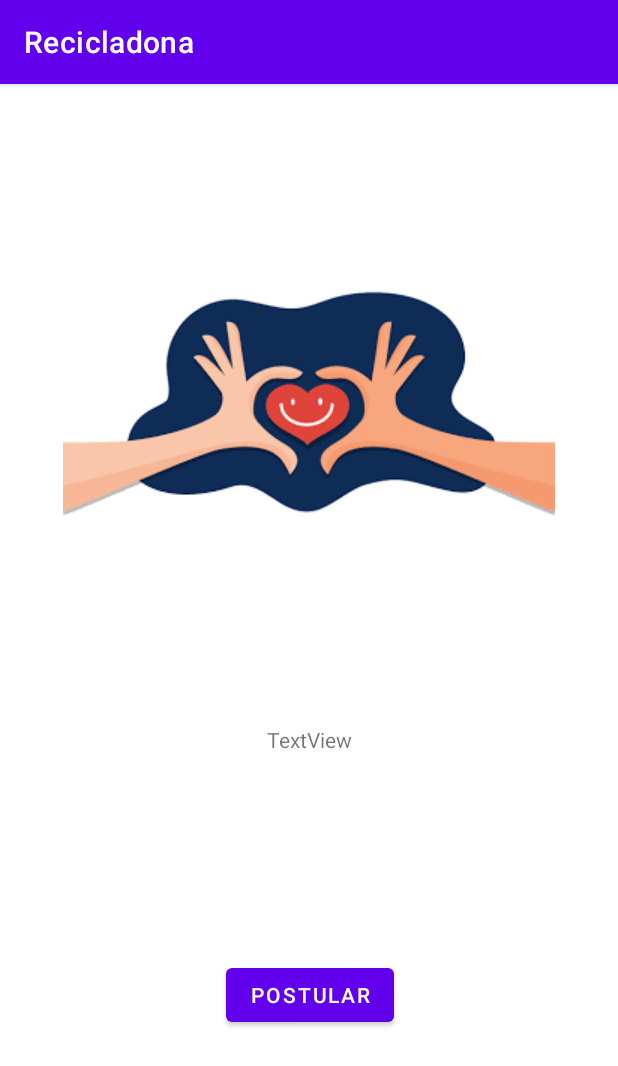
After one commit to ctm002/recicladona, an Android app: the PostularActivity screen opened directly, with no data from a screen before it, on a phone screen of 412 x 824 dp. The commit adds this screen. Shown: the top 1066 px of the screen. Run offline under Robolectric (Android 15) with nearby library versions, the phone set to English and light mode, and no system bars; 1 statement that could not run was skipped.

Commit message:
Pantalla Postular

```diff
--- a/app/src/main/java/cl/vikost/negocio/DonarActivity.java
+++ b/app/src/main/java/cl/vikost/negocio/DonarActivity.java
@@ -12,7 +12,8 @@ import android.widget.EditText;
 import androidx.annotation.NonNull;
 import androidx.appcompat.app.AppCompatActivity;
 
-import data.MyBaseDatos;
+import cl.vikost.data.MyBaseDatos;
+import cl.vikost.modelo.VariablesGlobales;
 
 public class DonarActivity extends AppCompatActivity {
 
@@ -50,7 +51,7 @@ public class DonarActivity extends AppCompatActivity {
             public void onClick(View v) {
                 // Insert con ContentValues
                 ContentValues cv = new ContentValues();
-                cv.put("_usuario", "vtapia");
+                cv.put("_usuario", VariablesGlobales.getInstance().usuario);
                 cv.put("_producto", _txtProducto.getText().toString());
                 if (_database != null) {
                     Long id =  _database.insert("donativos", null, cv);
--- a/app/src/main/java/cl/vikost/negocio/LoginActivity.java
+++ b/app/src/main/java/cl/vikost/negocio/LoginActivity.java
@@ -11,7 +11,8 @@ import android.widget.EditText;
 
 import androidx.appcompat.app.AppCompatActivity;
 
-import data.MyBaseDatos;
+import cl.vikost.data.MyBaseDatos;
+import cl.vikost.modelo.VariablesGlobales;
 
 public class LoginActivity extends AppCompatActivity {
 
@@ -53,11 +54,13 @@ public class LoginActivity extends AppCompatActivity {
 
                     _cursor.moveToFirst();
                     if (!_cursor.isAfterLast()) {
+                        VariablesGlobales.getInstance().usuario = userName;
                         _cursor.close();
                         _txtRespuesta.setText("");
                         Intent intent = new Intent(v.getContext(), MainActivity.class);
                         startActivityForResult(intent, 0);
                     } else {
+                        VariablesGlobales.getInstance().usuario = "";
                         _cursor.close();
                         _txtRespuesta.setText("Error al entrar en la app");
                     }
--- /dev/null
+++ b/app/src/main/java/cl/vikost/negocio/PostularActivity.java
@@ -0,0 +1,29 @@
+package cl.vikost.negocio;
+
+import android.content.Intent;
+import android.os.Bundle;
+import android.widget.TextView;
+
+import androidx.appcompat.app.AppCompatActivity;
+
+import cl.vikost.modelo.Donativo;
+
+public class PostularActivity extends AppCompatActivity {
+
+    Donativo _donativo;
+    TextView _txtTituloProducto;
+
+    @Override
+    protected void onCreate(Bundle savedInstanceState) {
+        super.onCreate(savedInstanceState);
+        setContentView(R.layout.activity_postular);
+
+
+        Intent i = getIntent();
+        _donativo = (Donativo) i.getSerializableExtra("donativo");
+
+        _txtTituloProducto = findViewById(R.id.txt_titulo_postular);
+        _txtTituloProducto.setText(_donativo.getTitulo());
+    }
+
+}
--- a/app/src/main/java/cl/vikost/negocio/RegistrarActivity.java
+++ b/app/src/main/java/cl/vikost/negocio/RegistrarActivity.java
@@ -12,7 +12,7 @@ import android.widget.EditText;
 import androidx.annotation.NonNull;
 import androidx.appcompat.app.AppCompatActivity;
 
-import data.MyBaseDatos;
+import cl.vikost.data.MyBaseDatos;
 
 public class RegistrarActivity extends AppCompatActivity {
 
--- /dev/null
+++ b/app/src/main/res/layout/activity_postular.xml
@@ -0,0 +1,44 @@
+<?xml version="1.0" encoding="utf-8"?>
+<androidx.constraintlayout.widget.ConstraintLayout xmlns:android="http://schemas.android.com/apk/res/android"
+    xmlns:app="http://schemas.android.com/apk/res-auto"
+    xmlns:tools="http://schemas.android.com/tools"
+    android:layout_width="match_parent"
+    android:layout_height="match_parent"
+    tools:context=".PostularActivity">
+
+    <ImageView
+        android:id="@+id/img_postular"
+        android:layout_width="wrap_content"
+        android:layout_height="wrap_content"
+        android:layout_marginStart="8dp"
+        android:layout_marginEnd="8dp"
+        app:layout_constraintBottom_toTopOf="@+id/txt_titulo_postular"
+        app:layout_constraintEnd_toEndOf="parent"
+        app:layout_constraintStart_toStartOf="parent"
+        app:layout_constraintTop_toTopOf="parent"
+        app:srcCompat="@drawable/ic_donar" />
+
+    <TextView
+        android:id="@+id/txt_titulo_postular"
+        android:layout_width="wrap_content"
+        android:layout_height="wrap_content"
+        android:layout_marginStart="8dp"
+        android:layout_marginEnd="8dp"
+        android:text="TextView"
+        app:layout_constraintBottom_toTopOf="@+id/btn_postular"
+        app:layout_constraintEnd_toEndOf="@+id/img_postular"
+        app:layout_constraintStart_toStartOf="@+id/img_postular"
+        app:layout_constraintTop_toBottomOf="@+id/img_postular" />
+
+    <Button
+        android:id="@+id/btn_postular"
+        android:layout_width="wrap_content"
+        android:layout_height="wrap_content"
+        android:layout_marginStart="8dp"
+        android:layout_marginEnd="8dp"
+        android:text="POSTULAR"
+        app:layout_constraintBottom_toBottomOf="parent"
+        app:layout_constraintEnd_toEndOf="@+id/txt_titulo_postular"
+        app:layout_constraintStart_toStartOf="@+id/txt_titulo_postular"
+        app:layout_constraintTop_toBottomOf="@+id/txt_titulo_postular" />
+</androidx.constraintlayout.widget.ConstraintLayout>
```
Also changed, not shown: app/src/main/AndroidManifest.xml (+4 -3 lines), app/src/main/java/cl/vikost/data/MyBaseDatos.java (renamed from app/src/main/java/data/MyBaseDatos.java, +6 -4 lines), app/src/main/java/cl/vikost/modelo/Donativo.java (+8 -1 lines), app/src/main/java/cl/vikost/modelo/Postulante.java (added, +10 -0 lines), app/src/main/java/cl/vikost/modelo/VariablesGlobales.java (added, +10 -0 lines), app/src/main/java/cl/vikost/negocio/ListAsignarActivity.java (+69 -1 lines), app/src/main/java/cl/vikost/negocio/ListDonativosActivity.java (+17 -7 lines), app/src/main/res/layout/activity_list_asignar.xml (+4 -32 lines).
